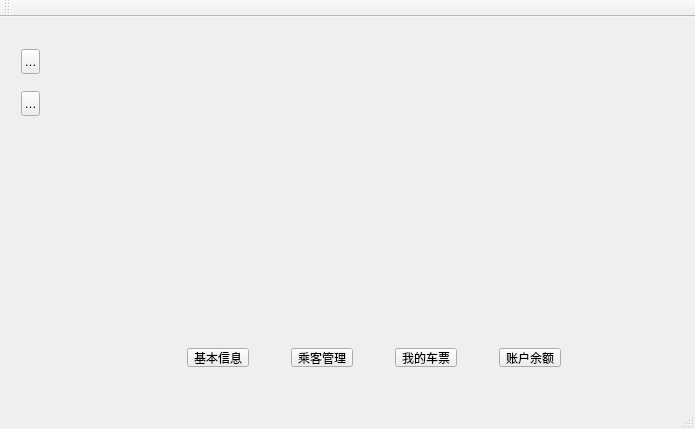
The window that MainProgram/mainwindow.ui (jameswhqi/12307) describes before a commit, drawn with Qt 5.
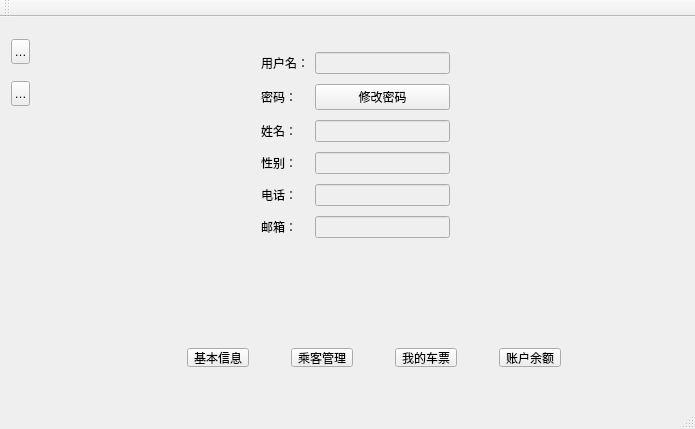
The same window after the commit. The open tabs and pages were chosen to show the change.

Patch:
```diff
--- a/MainProgram/mainwindow.ui
+++ b/MainProgram/mainwindow.ui
@@ -37,7 +37,104 @@
       <property name="frameShadow">
        <enum>QFrame::Raised</enum>
       </property>
-      <widget class="QWidget" name="info_stk"/>
+      <widget class="QWidget" name="info_stk">
+       <widget class="QWidget" name="layoutWidget">
+        <property name="geometry">
+         <rect>
+          <x>180</x>
+          <y>20</y>
+          <width>211</width>
+          <height>221</height>
+         </rect>
+        </property>
+        <layout class="QGridLayout" name="gridLayout">
+         <item row="0" column="0">
+          <widget class="QLabel" name="username_label">
+           <property name="text">
+            <string>用户名：</string>
+           </property>
+          </widget>
+         </item>
+         <item row="0" column="1">
+          <widget class="QLineEdit" name="username_lineEdit">
+           <property name="enabled">
+            <bool>false</bool>
+           </property>
+          </widget>
+         </item>
+         <item row="1" column="0">
+          <widget class="QLabel" name="passwd_label">
+           <property name="text">
+            <string>密码：</string>
+           </property>
+          </widget>
+         </item>
+         <item row="1" column="1">
+          <widget class="QPushButton" name="passwd_btn">
+           <property name="text">
+            <string>修改密码</string>
+           </property>
+          </widget>
+         </item>
+         <item row="2" column="0">
+          <widget class="QLabel" name="name_label">
+           <property name="text">
+            <string>姓名：</string>
+           </property>
+          </widget>
+         </item>
+         <item row="2" column="1">
+          <widget class="QLineEdit" name="name_lineEdit">
+           <property name="enabled">
+            <bool>false</bool>
+           </property>
+          </widget>
+         </item>
+         <item row="3" column="0">
+          <widget class="QLabel" name="sex_label">
+           <property name="text">
+            <string>性别：</string>
+           </property>
+          </widget>
+         </item>
+         <item row="3" column="1">
+          <widget class="QLineEdit" name="sex_lineEdit">
+           <property name="enabled">
+            <bool>false</bool>
+           </property>
+          </widget>
+         </item>
+         <item row="4" column="0">
+          <widget class="QLabel" name="phone_label">
+           <property name="text">
+            <string>电话：</string>
+           </property>
+          </widget>
+         </item>
+         <item row="4" column="1">
+          <widget class="QLineEdit" name="phone_lineEdit">
+           <property name="enabled">
+            <bool>false</bool>
+           </property>
+          </widget>
+         </item>
+         <item row="5" column="0">
+          <widget class="QLabel" name="email_label">
+           <property name="text">
+            <string>邮箱：</string>
+           </property>
+          </widget>
+         </item>
+         <item row="5" column="1">
+          <widget class="QLineEdit" name="email_lineEdit">
+           <property name="enabled">
+            <bool>false</bool>
+           </property>
+          </widget>
+         </item>
+        </layout>
+       </widget>
+      </widget>
       <widget class="QWidget" name="pass_stk"/>
       <widget class="QWidget" name="history_stk"/>
       <widget class="QWidget" name="money_stk">
@@ -114,7 +211,7 @@
        </widget>
       </widget>
      </widget>
-     <widget class="QWidget" name="">
+     <widget class="QWidget" name="layoutWidget">
       <property name="geometry">
        <rect>
         <x>70</x>
@@ -156,11 +253,11 @@
      </widget>
     </widget>
    </widget>
-   <widget class="QWidget" name="">
+   <widget class="QWidget" name="layoutWidget_2">
     <property name="geometry">
      <rect>
-      <x>10</x>
-      <y>10</y>
+      <x>0</x>
+      <y>0</y>
       <width>41</width>
       <height>111</height>
      </rect>
```
